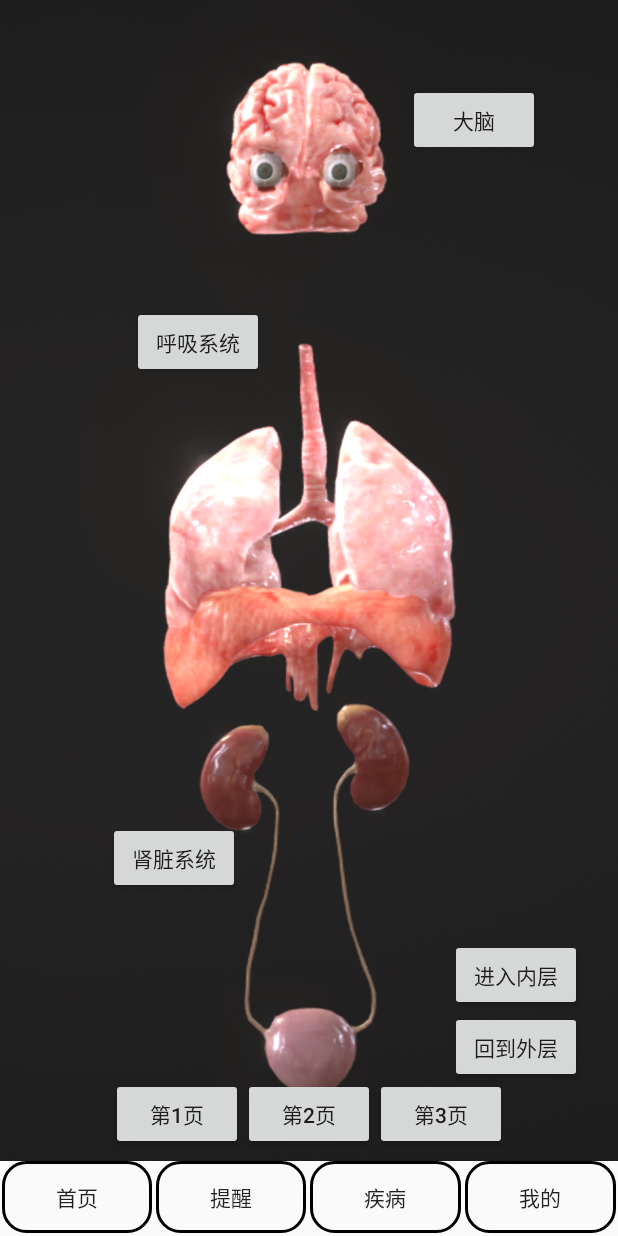
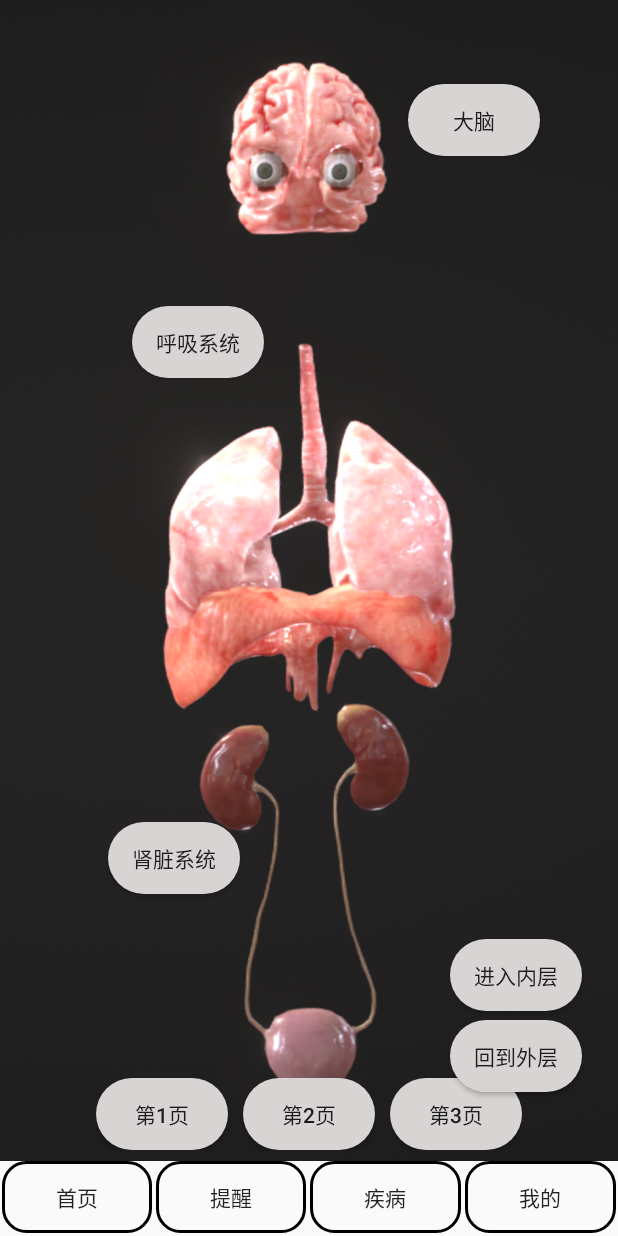
Before and after one commit to windsnow1025/Family-Health-App, an Android app: the ButtonPage screen opened directly, with no data from a screen before it, after a tap on "进入内层", on a phone screen of 412 x 824 dp. Run offline under Robolectric (Android 15) with nearby library versions, the light colour scheme and no system bars; 6 statements that could not run were skipped.

Commit message:
按钮优化2

```diff
--- /dev/null
+++ b/app/src/main/res/drawable/tbn5_1.xml
@@ -0,0 +1,23 @@
+<?xml version="1.0" encoding="utf-8"?>
+<selector xmlns:android="http://schemas.android.com/apk/res/android">
+    <item android:state_pressed="false">
+        <shape>
+            <solid
+                android:width="2dp"
+                android:color="#D8D4D4"/>
+            <corners
+                android:radius="35dp"/>
+        </shape>
+
+    </item>
+    <item android:state_pressed="true">
+        <shape>
+            <solid
+                android:width="2dp"
+                android:color="#F6E8BE"/>
+            <corners
+                android:radius="75dp"/>
+        </shape>
+
+    </item>
+</selector>
--- a/app/src/main/res/layout/activity_main.xml
+++ b/app/src/main/res/layout/activity_main.xml
@@ -32,6 +32,7 @@
             android:layout_weight="1"
             android:insetTop="0dp"
             android:insetBottom="0dp"
+            android:layout_marginTop="5dp"
             android:layout_marginLeft="1dp"
             android:layout_marginRight="1dp"
             android:layout_marginBottom="2dp"
@@ -45,6 +46,7 @@
             android:id="@+id/buttonAlert"
             android:layout_width="0dp"
             android:layout_height="wrap_content"
+            android:layout_marginTop="5dp"
             android:layout_marginLeft="1dp"
             android:layout_marginRight="1dp"
             android:layout_marginBottom="2dp"
@@ -64,6 +66,7 @@
             android:layout_weight="1"
             android:insetTop="0dp"
             android:insetBottom="0dp"
+            android:layout_marginTop="5dp"
             android:layout_marginLeft="1dp"
             android:layout_marginRight="1dp"
             android:layout_marginBottom="2dp"
@@ -80,6 +83,7 @@
             android:layout_weight="1"
             android:insetTop="0dp"
             android:insetBottom="0dp"
+            android:layout_marginTop="5dp"
             android:layout_marginLeft="1dp"
             android:layout_marginRight="1dp"
             android:layout_marginBottom="2dp"
--- a/app/src/main/res/layout/button_page.xml
+++ b/app/src/main/res/layout/button_page.xml
@@ -18,6 +18,8 @@
             android:layout_width="wrap_content"
             android:layout_height="wrap_content"
             android:layout_weight="1"
+            android:background="@drawable/tbn5_1"
+            android:layout_marginRight="10dp"
             android:text="第1页" />
 
         <Button
@@ -25,6 +27,8 @@
             android:layout_width="wrap_content"
             android:layout_height="wrap_content"
             android:layout_weight="1"
+            android:layout_marginRight="10dp"
+            android:background="@drawable/tbn5_1"
             android:text="第2页" />
 
         <Button
@@ -32,6 +36,7 @@
             android:layout_width="wrap_content"
             android:layout_height="wrap_content"
             android:layout_weight="1"
+            android:background="@drawable/tbn5_1"
             android:text="第3页" />
 
     </LinearLayout>
--- a/app/src/main/res/layout/fragment_main.xml
+++ b/app/src/main/res/layout/fragment_main.xml
@@ -38,7 +38,7 @@
             android:layout_marginEnd="24dp"
             android:layout_marginBottom="100dp"
             android:text="进入内层"
-            android:background="@drawable/tbn5"
+            android:background="@drawable/tbn5_1"
             app:layout_constraintBottom_toBottomOf="parent"
             app:layout_constraintEnd_toEndOf="parent" />
 
--- a/app/src/main/res/layout/fragment_main_1.xml
+++ b/app/src/main/res/layout/fragment_main_1.xml
@@ -23,6 +23,7 @@
         android:layout_marginStart="272dp"
         android:layout_marginTop="56dp"
         android:text="大脑"
+        android:background="@drawable/tbn5_1"
         app:layout_constraintStart_toStartOf="parent"
         app:layout_constraintTop_toTopOf="parent" />
 
@@ -33,6 +34,7 @@
         android:layout_marginStart="88dp"
         android:layout_marginTop="204dp"
         android:text="呼吸系统"
+        android:background="@drawable/tbn5_1"
         app:layout_constraintStart_toStartOf="parent"
         app:layout_constraintTop_toTopOf="parent" />
 
@@ -43,6 +45,7 @@
         android:layout_marginStart="72dp"
         android:layout_marginTop="548dp"
         android:text="肾脏系统"
+        android:background="@drawable/tbn5_1"
         app:layout_constraintStart_toStartOf="parent"
         app:layout_constraintTop_toTopOf="parent" />
 
@@ -53,6 +56,7 @@
         android:layout_marginEnd="24dp"
         android:layout_marginBottom="100dp"
         android:text="进入内层"
+        android:background="@drawable/tbn5_1"
         app:layout_constraintBottom_toBottomOf="parent"
         app:layout_constraintEnd_toEndOf="parent" />
 
@@ -61,8 +65,9 @@
         android:layout_width="wrap_content"
         android:layout_height="wrap_content"
         android:layout_marginEnd="24dp"
-        android:layout_marginBottom="52dp"
+        android:layout_marginBottom="46dp"
         android:text="回到外层"
+        android:background="@drawable/tbn5_1"
         app:layout_constraintBottom_toBottomOf="parent"
         app:layout_constraintEnd_toEndOf="parent" />
 
--- a/app/src/main/res/layout/fragment_main_2.xml
+++ b/app/src/main/res/layout/fragment_main_2.xml
@@ -27,6 +27,7 @@
         android:layout_marginEnd="24dp"
         android:layout_marginBottom="100dp"
         android:text="进入内层"
+        android:background="@drawable/tbn5_1"
         app:layout_constraintBottom_toBottomOf="parent"
         app:layout_constraintEnd_toEndOf="parent" />
 
@@ -35,8 +36,9 @@
         android:layout_width="wrap_content"
         android:layout_height="wrap_content"
         android:layout_marginEnd="24dp"
-        android:layout_marginBottom="52dp"
+        android:layout_marginBottom="46dp"
         android:text="回到外层"
+        android:background="@drawable/tbn5_1"
         app:layout_constraintBottom_toBottomOf="parent"
         app:layout_constraintEnd_toEndOf="parent" />
 
@@ -47,6 +49,7 @@
         android:layout_marginStart="40dp"
         android:layout_marginTop="256dp"
         android:text="肝脏"
+        android:background="@drawable/tbn5_1"
         app:layout_constraintStart_toStartOf="parent"
         app:layout_constraintTop_toTopOf="parent" />
 
@@ -57,6 +60,7 @@
         android:layout_marginStart="300dp"
         android:layout_marginTop="440dp"
         android:text="消化系统"
+        android:background="@drawable/tbn5_1"
         app:layout_constraintStart_toStartOf="parent"
         app:layout_constraintTop_toTopOf="parent" />
 
--- a/app/src/main/res/layout/fragment_main_3.xml
+++ b/app/src/main/res/layout/fragment_main_3.xml
@@ -25,6 +25,7 @@
         android:layout_marginEnd="24dp"
         android:layout_marginBottom="52dp"
         android:text="回到外层"
+        android:background="@drawable/tbn5_1"
         app:layout_constraintBottom_toBottomOf="parent"
         app:layout_constraintEnd_toEndOf="parent" />
 
@@ -35,6 +36,7 @@
         android:layout_marginStart="220dp"
         android:layout_marginTop="28dp"
         android:text="肌肉骨骼"
+        android:background="@drawable/tbn5_1"
         app:layout_constraintStart_toStartOf="parent"
         app:layout_constraintTop_toTopOf="parent" />
 
@@ -45,6 +47,7 @@
         android:layout_marginStart="96dp"
         android:layout_marginTop="28dp"
         android:text="心血系统"
+        android:background="@drawable/tbn5_1"
         app:layout_constraintStart_toStartOf="parent"
         app:layout_constraintTop_toTopOf="parent" />
 
--- a/app/src/main/res/layout/organ.xml
+++ b/app/src/main/res/layout/organ.xml
@@ -23,6 +23,7 @@
         android:layout_marginStart="24dp"
         android:layout_marginTop="24dp"
         android:text="返回"
+        android:background="@drawable/tbn5_1"
         app:layout_constraintStart_toStartOf="parent"
         app:layout_constraintTop_toTopOf="parent" />
 
```
Also changed, not shown: app/src/main/res/drawable/tbn4.xml (+4 -4 lines), app/src/main/res/drawable/tbn4_1.xml (deleted, +0 -17 lines).
